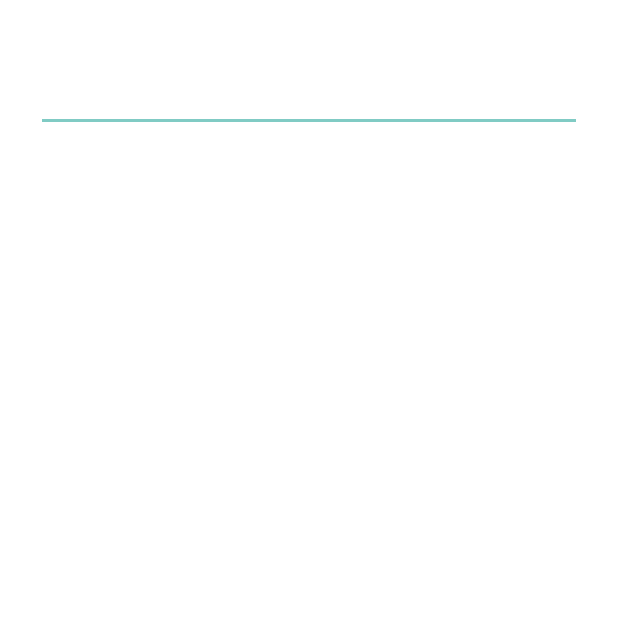
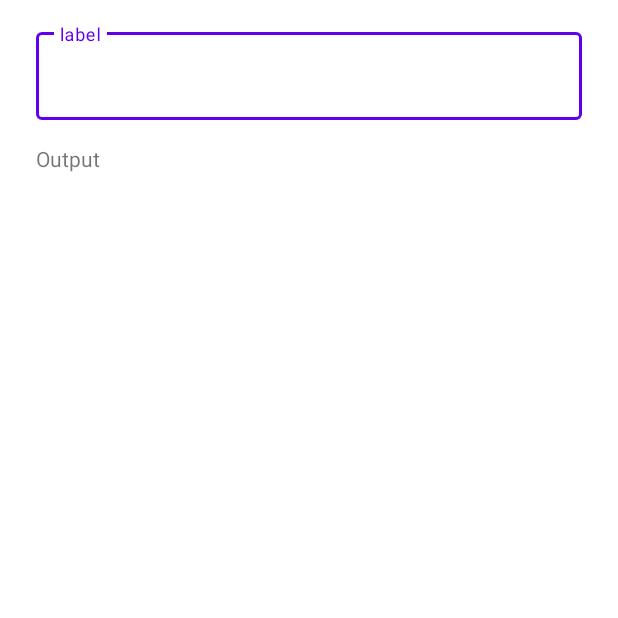
Before and after one commit to duddoser/Math_Calculator, an Android app built with Jetpack Compose: the screen it shows after launch (MainActivity), on a phone screen of 412 x 824 dp, the top half of it. Before the commit the part shown is almost empty. Run offline under Robolectric (Android 15) with nearby library versions, the phone set to English and light mode, and no system bars.

Commit message:
edittext and textview added

```diff
--- a/app/src/main/AndroidManifest.xml
+++ b/app/src/main/AndroidManifest.xml
@@ -16,7 +16,7 @@
             android:name=".MainActivity"
             android:exported="true"
             android:label="@string/app_name"
-            android:theme="@style/Theme.AppCompat.NoActionBar">
+            android:theme="@style/Theme.MathCalculator">
             <intent-filter>
                 <action android:name="android.intent.action.MAIN" />
 
--- a/app/src/main/java/com/example/mathcalculator/MainFragment.java
+++ b/app/src/main/java/com/example/mathcalculator/MainFragment.java
@@ -7,10 +7,12 @@ import androidx.fragment.app.Fragment;
 import android.view.LayoutInflater;
 import android.view.View;
 import android.view.ViewGroup;
+import android.widget.TextView;
 
 
 public class MainFragment extends Fragment {
     private View view;
+    private TextView text_view_output;
 
     public MainFragment() {
         // Required empty public constructor
@@ -34,6 +36,8 @@ public class MainFragment extends Fragment {
                              Bundle savedInstanceState) {
         view = inflater.inflate(R.layout.fragment_main, container, false);
         view.setBackgroundColor(getResources().getColor(R.color.background));
+        text_view_output = view.findViewById(R.id.text_view_output);
+        text_view_output.setText("Output");
         return view;
     }
 }
--- a/app/src/main/res/layout/fragment_main.xml
+++ b/app/src/main/res/layout/fragment_main.xml
@@ -12,14 +12,22 @@
         android:layout_height="match_parent"
         android:orientation="vertical">
 
-        <com.google.android.material.textfield.TextInputEditText
+        <com.google.android.material.textfield.TextInputLayout
+            android:id="@+id/outlinedTextField"
+            android:hint="@string/label"
             android:layout_width="match_parent"
             android:layout_height="64dp"
-            android:id="@+id/edit_text_input"
+            android:layout_marginTop="16dp"
             android:layout_marginStart="24dp"
             android:layout_marginEnd="24dp"
-            android:layout_marginTop="24dp"
-            android:shadowColor="@color/elements_background"/>
+            style="@style/Widget.MaterialComponents.TextInputLayout.OutlinedBox">
+
+            <com.google.android.material.textfield.TextInputEditText
+                android:layout_width="match_parent"
+                android:layout_height="match_parent"
+                />
+
+        </com.google.android.material.textfield.TextInputLayout>
 
         <com.google.android.material.textview.MaterialTextView
             android:id="@+id/text_view_output"
--- a/app/src/main/res/values/strings.xml
+++ b/app/src/main/res/values/strings.xml
@@ -2,4 +2,5 @@
     <string name="app_name">MathCalculator</string>
     <!-- TODO: Remove or change this placeholder text -->
     <string name="hello_blank_fragment">Hello blank fragment</string>
+    <string name="label">label</string>
 </resources>
--- a/app/src/main/res/values/themes.xml
+++ b/app/src/main/res/values/themes.xml
@@ -1,5 +1,5 @@
 <?xml version="1.0" encoding="utf-8"?>
 <resources>
 
-    <style name="Theme.MathCalculator" parent="android:Theme.Material.Light.NoActionBar" />
+    <style name="Theme.MathCalculator" parent="Theme.MaterialComponents.Light.NoActionBar" />
 </resources>
```
